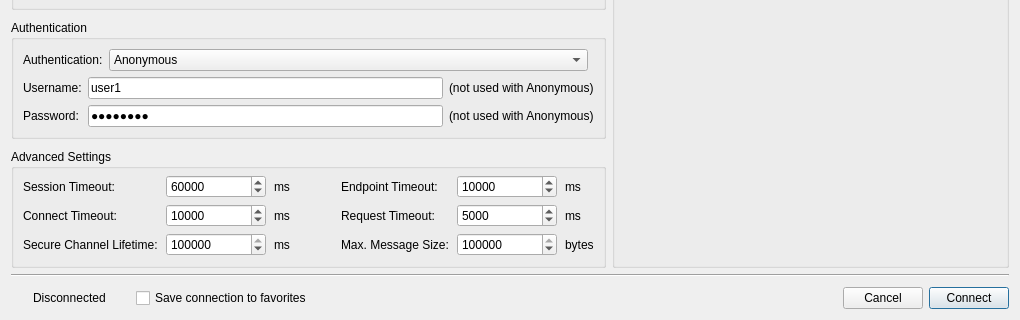
Old version of the form src/ui/dialogs/connectiondialog.ui in the repository sanny32/OpenUaExplorer; both pictures show x 0 to 1020 and y 330 to 650 of the 1020 by 650 pixel window.
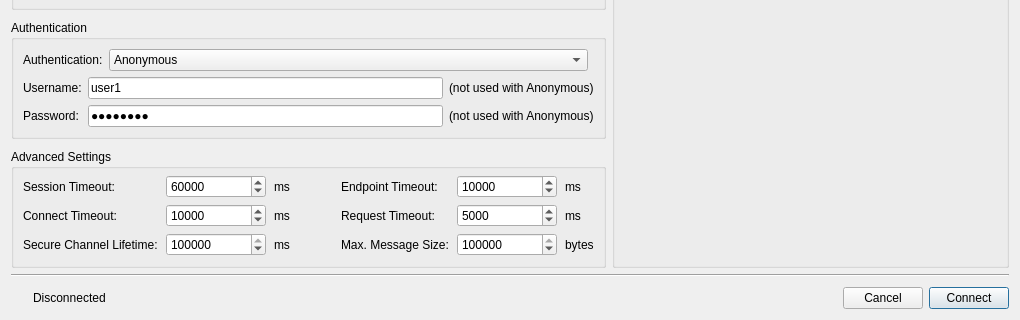
New version of the form. Icons and pictures are not drawn. Custom widgets are drawn as their Qt base class.

Commit message: feat: Rename favorites popover to favorites widget and update related connections

```diff
--- a/src/ui/dialogs/connectiondialog.ui
+++ b/src/ui/dialogs/connectiondialog.ui
@@ -773,29 +773,6 @@
        </property>
       </widget>
      </item>
-     <item>
-      <spacer name="statusGapSpacer">
-       <property name="orientation">
-        <enum>Qt::Horizontal</enum>
-       </property>
-       <property name="sizeType">
-        <enum>QSizePolicy::Fixed</enum>
-       </property>
-       <property name="sizeHint" stdset="0">
-        <size>
-         <width>24</width>
-         <height>20</height>
-        </size>
-       </property>
-      </spacer>
-     </item>
-     <item>
-      <widget class="QCheckBox" name="saveFavoriteCheckBox">
-       <property name="text">
-        <string>Save connection to favorites</string>
-       </property>
-      </widget>
-     </item>
      <item>
       <spacer name="bottomSpacer">
        <property name="orientation">
```
Left out of the diff: 1 changed line with no effect on the pictures. The commit also changes 8 other files.
